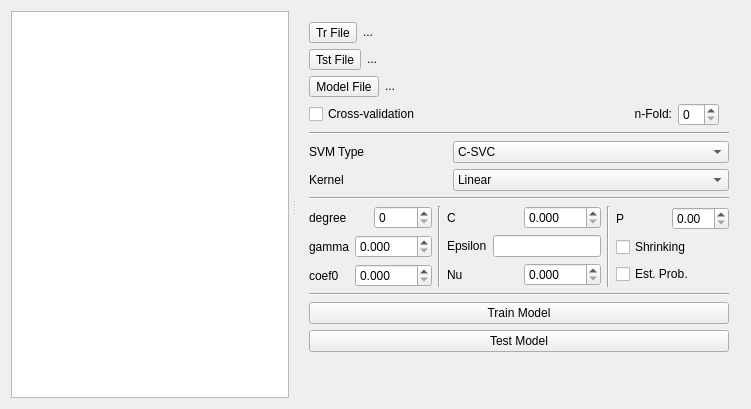
boidachenkop/dw, file svm-app/mainwindow.ui: the form before one commit.
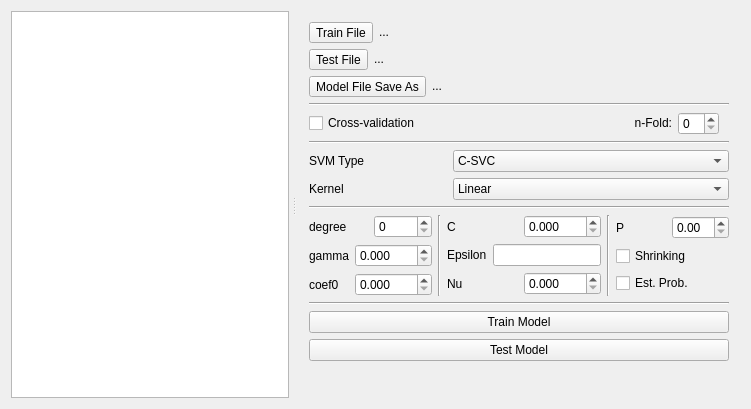
The form after the commit.

Commit message: Model file can be saved in custom place. Default model path: {train file path}/{train file name}.model

Patch:
```diff
--- a/svm-app/mainwindow.ui
+++ b/svm-app/mainwindow.ui
@@ -35,7 +35,7 @@
        </property>
       </widget>
       <widget class="QWidget" name="">
-       <layout class="QVBoxLayout" name="verticalLayout" stretch="0,0,0,0,0,0,0,0,0,0,0,0,0">
+       <layout class="QVBoxLayout" name="verticalLayout" stretch="0,0,0,0,0,0,0,0,0,0,0,0,0,0">
         <property name="sizeConstraint">
          <enum>QLayout::SetMinimumSize</enum>
         </property>
@@ -62,7 +62,7 @@
              </sizepolicy>
             </property>
             <property name="text">
-             <string>Tr File</string>
+             <string>Train File</string>
             </property>
            </widget>
           </item>
@@ -104,7 +104,7 @@
              </sizepolicy>
             </property>
             <property name="text">
-             <string>Tst File</string>
+             <string>Test File</string>
             </property>
            </widget>
           </item>
@@ -137,7 +137,7 @@
              </sizepolicy>
             </property>
             <property name="text">
-             <string>Model File</string>
+             <string>Model File Save As</string>
             </property>
            </widget>
           </item>
@@ -156,6 +156,13 @@
           </item>
          </layout>
         </item>
+        <item>
+         <widget class="Line" name="line_6">
+          <property name="orientation">
+           <enum>Qt::Horizontal</enum>
+          </property>
+         </widget>
+        </item>
         <item>
          <layout class="QHBoxLayout" name="crossValidation_horizontalLayout">
           <property name="sizeConstraint">
```
The commit also changes 4 other files.
